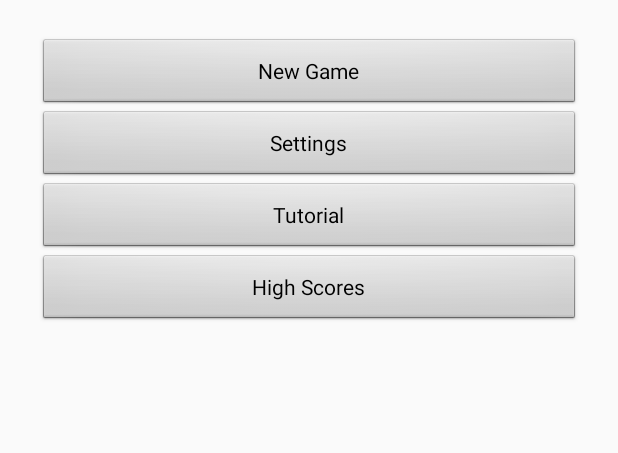
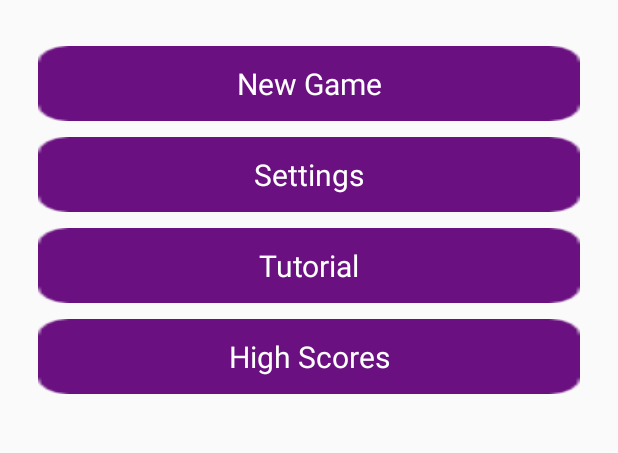
Before and after one commit to Magisus/android-memory-game, an Android app: the layout menu_fragment.xml on its own in the app's theme, with its tools: preview values and no code run, on a phone screen of 412 x 824 dp, the part 141-594 px from its top. Run offline under Robolectric (Android 15) with nearby library versions, the phone set to English and light mode, and no system bars.

Commit message:
some styling for menu

```diff
--- a/app/src/main/java/hu/ait/android/maggie/memorygame/MainMenuActivity.java
+++ b/app/src/main/java/hu/ait/android/maggie/memorygame/MainMenuActivity.java
@@ -1,13 +1,13 @@
 package hu.ait.android.maggie.memorygame;
 
+import android.support.v4.app.FragmentActivity;
 import android.support.v4.app.FragmentManager;
-import android.support.v7.app.ActionBarActivity;
 import android.os.Bundle;
 import android.view.Menu;
 import android.view.MenuItem;
 
 
-public class MainMenuActivity extends ActionBarActivity {
+public class MainMenuActivity extends FragmentActivity {
 
     @Override
     protected void onCreate(Bundle savedInstanceState) {
--- /dev/null
+++ b/app/src/main/res/drawable/menu_button.xml
@@ -0,0 +1,8 @@
+<?xml version="1.0" encoding="utf-8"?>
+<selector xmlns:android="http://schemas.android.com/apk/res/android">
+    <item android:drawable="@drawable/menu_btn_pressed"
+          android:state_pressed="true" />
+    <item android:drawable="@drawable/menu_btn_pressed"
+          android:state_focused="true" />
+    <item android:drawable="@drawable/menu_btn_default" />
+</selector>
--- a/app/src/main/res/values/styles.xml
+++ b/app/src/main/res/values/styles.xml
@@ -8,8 +8,13 @@
     <style name="MenuButton" parent="android:Widget.Button">
         <item name="android:layout_marginRight">25dp</item>
         <item name="android:layout_marginLeft">25dp</item>
+        <item name="android:layout_marginBottom">5dp</item>
+        <item name="android:layout_marginTop">5dp</item>
         <item name="android:layout_width">match_parent</item>
         <item name="android:layout_height">wrap_content</item>
+        <item name="android:background">@drawable/menu_button</item>
+        <item name="android:textColor">#FFFFFF</item>
+        <item name="android:textSize">20sp</item>
     </style>
 
 </resources>
```
Also changed, not shown: app/src/main/res/drawable/menu_btn_default.png (added), app/src/main/res/drawable/menu_btn_pressed.png (added), 1 other file.
